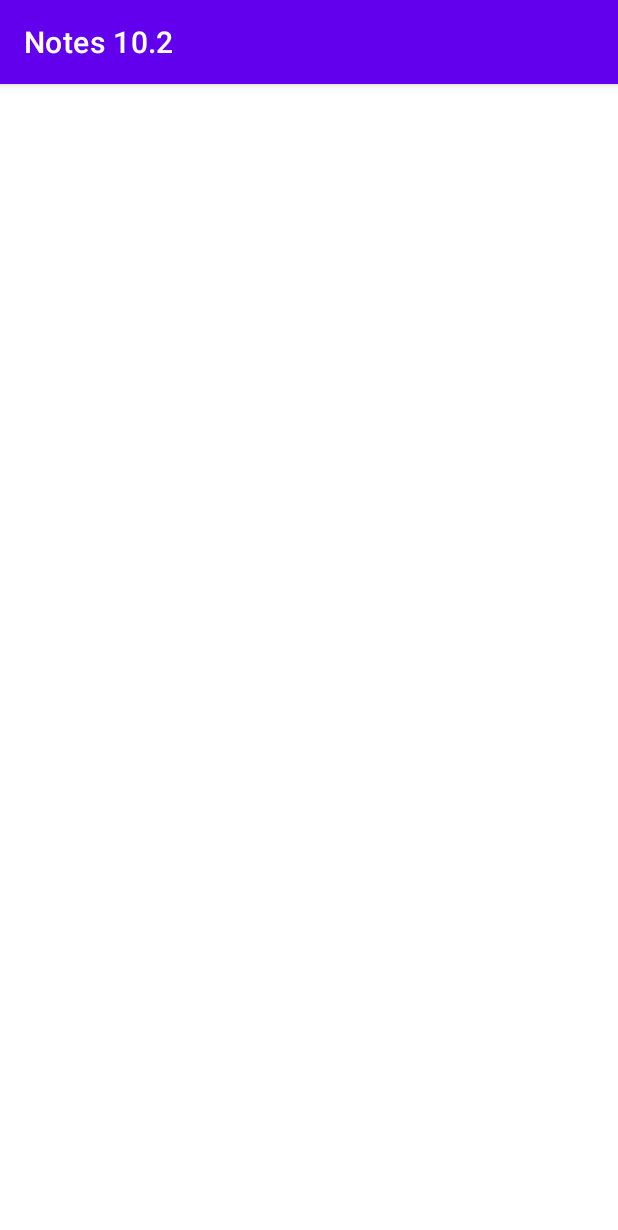
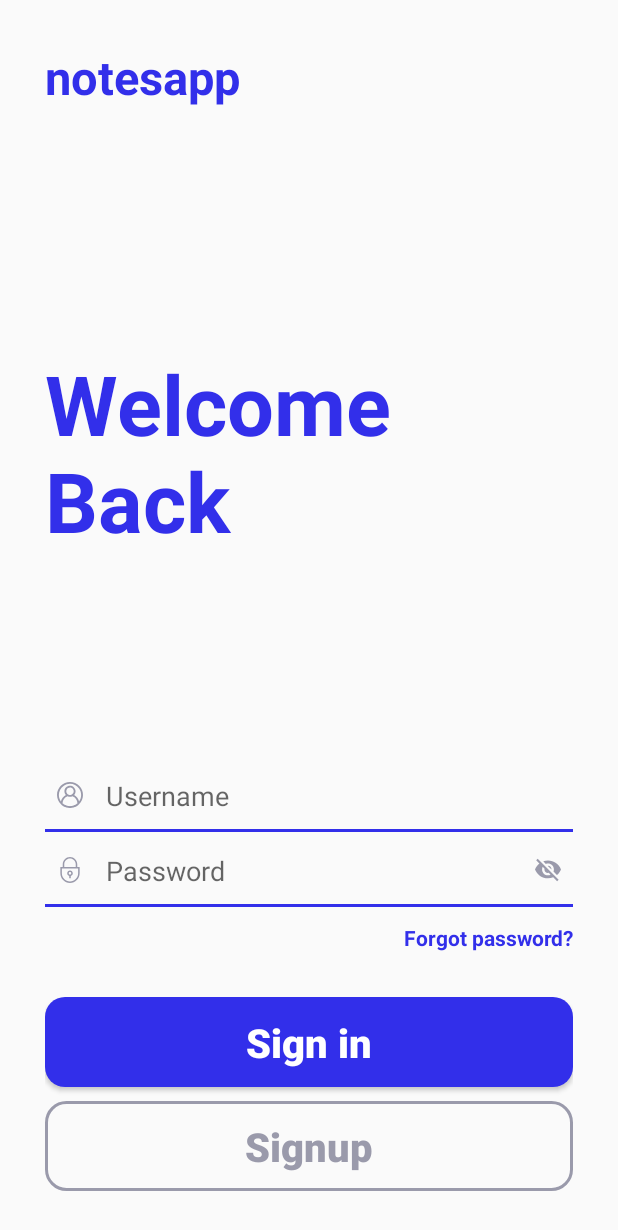
Before and after one commit to statemain/Aplikasi-Notepad-Android, an Android app: the LoginActivity screen opened directly, with no data from a screen before it, on a phone screen of 412 x 824 dp. Shown: the top 1230 px of the screen. Run offline under Robolectric (Android 15) with nearby library versions, the light colour scheme and no system bars.

Commit message:
Integrasi Activity Login & Memberikan Action Intent pada Button Login di Activity Welcome

```diff
--- a/app/notesapp/app/src/main/AndroidManifest.xml
+++ b/app/notesapp/app/src/main/AndroidManifest.xml
@@ -20,7 +20,11 @@
                 <category android:name="android.intent.category.LAUNCHER" />
             </intent-filter>
         </activity>
-        <activity android:name=".auth.LoginActivity" />
+        <activity
+            android:name=".auth.LoginActivity"
+            android:theme="@style/Theme.AppCompat.Light.NoActionBar.FullScreen">
+
+        </activity>
         <activity android:name=".views.DashboardActivity">
 
         </activity>
--- a/app/notesapp/app/src/main/java/ei/eseptiyadi/notesapp/views/WelcomeActivity.java
+++ b/app/notesapp/app/src/main/java/ei/eseptiyadi/notesapp/views/WelcomeActivity.java
@@ -2,7 +2,11 @@ package ei.eseptiyadi.notesapp.views;
 
 import androidx.appcompat.app.AppCompatActivity;
 
+import android.content.Intent;
 import android.os.Bundle;
+import android.view.View;
+
+import ei.eseptiyadi.notesapp.auth.LoginActivity;
 
 import ei.eseptiyadi.notesapp.R;
 
@@ -13,4 +17,8 @@ public class WelcomeActivity extends AppCompatActivity {
         super.onCreate(savedInstanceState);
         setContentView(R.layout.activity_welcome);
     }
+
+    public void gotoSignin(View view) {
+        startActivity(new Intent(WelcomeActivity.this, LoginActivity.class));
+    }
 }
--- a/app/notesapp/app/src/main/res/drawable/background_bt.xml
+++ b/app/notesapp/app/src/main/res/drawable/background_bt.xml
@@ -1,4 +1,5 @@
-<shape xmlns:android="http://schemas.android.com/apk/res/android" android:shape="rectangle">
+<shape xmlns:android="http://schemas.android.com/apk/res/android"
+    android:shape="rectangle">
     <solid android:color="#FFFFFF" />
     <corners android:radius="13dp" />
 </shape>
--- a/app/notesapp/app/src/main/res/drawable/background_bt_dark.xml
+++ b/app/notesapp/app/src/main/res/drawable/background_bt_dark.xml
@@ -1,5 +1,5 @@
 <shape xmlns:android="http://schemas.android.com/apk/res/android"
     android:shape="rectangle">
-    <solid android:color="#FFFFFF" />
+    <solid android:color="#322FEA" />
     <corners android:radius="13dp" />
 </shape>
--- a/app/notesapp/app/src/main/res/drawable/bordered_bt.xml
+++ b/app/notesapp/app/src/main/res/drawable/bordered_bt.xml
@@ -3,7 +3,7 @@
     <item>
         <shape android:shape="rectangle">
             <solid android:color="#00FFFFFF" />
-            <stroke android:width="2dp" android:color="#fff" />
+            <stroke android:width="2dp" android:color="#FFFFFF" />
             <corners android:radius="13dp" />
         </shape>
     </item>
--- a/app/notesapp/app/src/main/res/drawable/bordered_bt_dark.xml
+++ b/app/notesapp/app/src/main/res/drawable/bordered_bt_dark.xml
@@ -3,7 +3,7 @@
     <item>
         <shape android:shape="rectangle">
             <solid android:color="#00FFFFFF" />
-            <stroke android:width="2dp" android:color="#FFFFFF" />
+            <stroke android:width="2dp" android:color="#9A9AAB" />
             <corners android:radius="13dp" />
         </shape>
     </item>
--- a/app/notesapp/app/src/main/res/drawable/bordered_et.xml
+++ b/app/notesapp/app/src/main/res/drawable/bordered_et.xml
@@ -1,4 +1,15 @@
 <?xml version="1.0" encoding="utf-8"?>
-<layer-list xmlns:android="http://schemas.android.com/apk/res/android">
+<layer-list xmlns:android="http://schemas.android.com/apk/res/android" >
+
+    <item android:bottom="1dp"
+        android:left="-10dp"
+        android:right="-10dp"
+        android:top="-10dp">
+        <shape android:shape="rectangle" >
+            <stroke
+                android:width="2dp"
+                android:color="#322FEA" />
+        </shape>
+    </item>
 
 </layer-list>
--- a/app/notesapp/app/src/main/res/drawable/ic_username_active.xml
+++ b/app/notesapp/app/src/main/res/drawable/ic_username_active.xml
@@ -1,6 +1,6 @@
 <vector xmlns:android="http://schemas.android.com/apk/res/android"
-    android:width="512dp"
-    android:height="512dp"
+    android:width="17dp"
+    android:height="17dp"
     android:viewportWidth="478.024"
     android:viewportHeight="478.024">
   <path
--- a/app/notesapp/app/src/main/res/layout/activity_login.xml
+++ b/app/notesapp/app/src/main/res/layout/activity_login.xml
@@ -1,9 +1,115 @@
 <?xml version="1.0" encoding="utf-8"?>
-<androidx.constraintlayout.widget.ConstraintLayout xmlns:android="http://schemas.android.com/apk/res/android"
+<RelativeLayout xmlns:android="http://schemas.android.com/apk/res/android"
     xmlns:app="http://schemas.android.com/apk/res-auto"
     xmlns:tools="http://schemas.android.com/tools"
     android:layout_width="match_parent"
     android:layout_height="match_parent"
     tools:context=".auth.LoginActivity">
 
-</androidx.constraintlayout.widget.ConstraintLayout>
+    <RelativeLayout
+        android:layout_width="match_parent"
+        android:layout_height="wrap_content"
+        android:layout_margin="30dp">
+
+        <TextView
+            android:id="@+id/top"
+            android:layout_width="match_parent"
+            android:layout_height="wrap_content"
+            android:text="notesapp"
+            android:textStyle="bold"
+            android:textColor="#322FEA"
+            android:textSize="14pt"/>
+
+        <LinearLayout
+            android:layout_marginTop="160dp"
+            android:id="@+id/middle"
+            android:layout_below="@+id/top"
+            android:layout_width="match_parent"
+            android:layout_height="wrap_content"
+            android:orientation="vertical">
+
+            <TextView
+                android:layout_width="match_parent"
+                android:layout_height="wrap_content"
+                android:text="Welcome Back"
+                android:textStyle="bold"
+                android:textColor="#322FEA"
+                android:textSize="25pt"/>
+
+        </LinearLayout>
+
+        <LinearLayout
+            android:layout_alignParentBottom="true"
+            android:layout_width="match_parent"
+            android:layout_height="wrap_content"
+            android:orientation="vertical">
+
+            <EditText
+                android:drawableLeft="@drawable/ic_username_active"
+                android:hint="Username"
+                android:drawablePadding="15dp"
+                android:paddingLeft="8dp"
+                android:textSize="8pt"
+                android:background="@drawable/bordered_et"
+                android:textColor="#322FEA"
+                android:layout_width="match_parent"
+                android:layout_height="50dp"/>
+
+            <EditText
+                android:drawableLeft="@drawable/ic_password_active"
+                android:drawableRight="@drawable/ic_invisible"
+                android:hint="Password"
+                android:drawablePadding="15dp"
+                android:paddingLeft="8dp"
+                android:paddingRight="8dp"
+                android:textSize="8pt"
+                android:inputType="textPassword"
+                android:background="@drawable/bordered_et"
+                android:textColor="#322FEA"
+                android:layout_width="match_parent"
+                android:layout_height="50dp"/>
+
+            <TextView
+                android:paddingTop="10dp"
+                android:layout_width="match_parent"
+                android:layout_height="wrap_content"
+                android:gravity="right"
+                android:textStyle="bold"
+                android:textColor="#322FEA"
+                android:text="Forgot password?"/>
+
+            <LinearLayout
+                android:layout_marginTop="30dp"
+                android:layout_width="match_parent"
+                android:layout_height="wrap_content"
+                android:orientation="vertical">
+
+                <Button
+                    android:background="@drawable/background_bt_dark"
+                    android:layout_width="match_parent"
+                    android:text="Sign in"
+                    android:textStyle="bold"
+                    android:fontFamily="sans-serif-black"
+                    android:textAllCaps="false"
+                    android:textSize="12pt"
+                    android:textColor="#FFFFFF"
+                    android:layout_height="60dp"/>
+
+                <Button
+                    android:layout_marginTop="9dp"
+                    android:background="@drawable/bordered_bt_dark"
+                    android:layout_width="match_parent"
+                    android:text="Signup"
+                    android:textAllCaps="false"
+                    android:textColor="#9A9AAB"
+                    android:textStyle="bold"
+                    android:textSize="12pt"
+                    android:layout_height="60dp"/>
+
+            </LinearLayout>
+
+        </LinearLayout>
+
+    </RelativeLayout>
+
+</RelativeLayout>
--- a/app/notesapp/app/src/main/res/layout/activity_welcome.xml
+++ b/app/notesapp/app/src/main/res/layout/activity_welcome.xml
@@ -60,6 +60,7 @@
                 android:orientation="vertical">
 
                 <Button
+                    android:onClick="gotoSignin"
                     android:background="@drawable/background_bt"
                     android:layout_width="match_parent"
                     android:text="Sign in"
--- a/app/notesapp/settings.gradle
+++ b/app/notesapp/settings.gradle
@@ -1,2 +1,2 @@
 include ':app'
-rootProject.name = "Notes 10.2"
+rootProject.name = "Notesapp 10.2"
```
